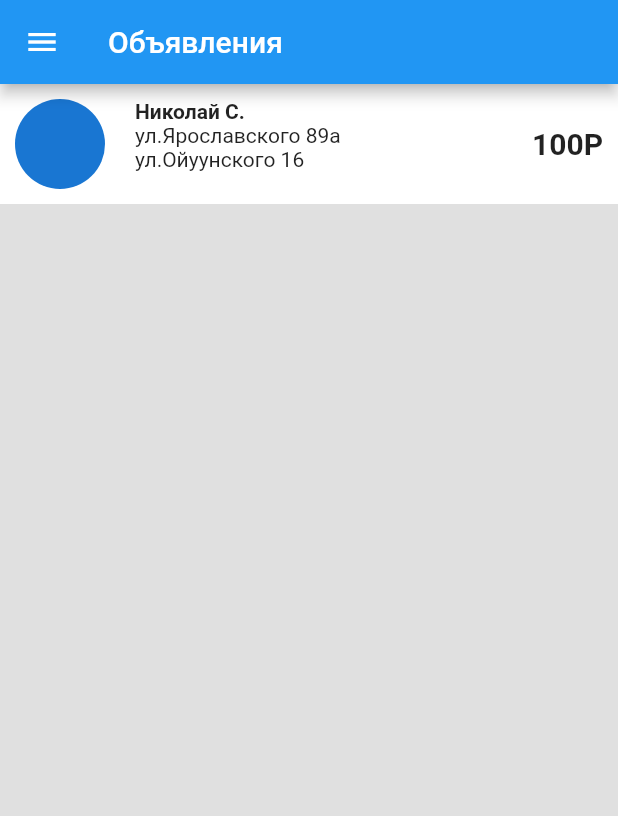
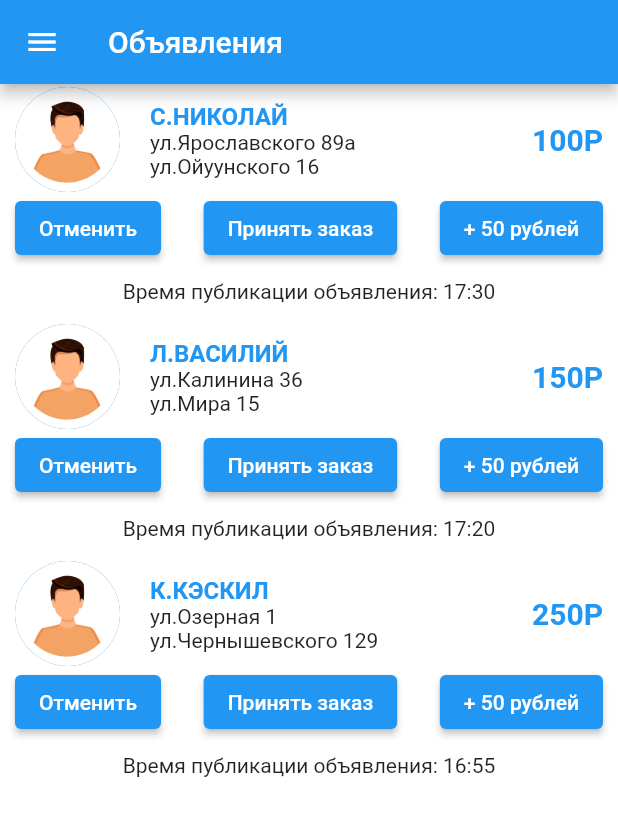
Before and after one commit to DCryptor/FreeRide, a Flutter app: the screen it shows after launch, on a phone screen of 412 x 824 dp. Shown: the top 816 px of the screen. Run offline on Flutter 3.47's test engine with Material 2 defaults, Android fonts, the phone set to English and light mode, and no system bars; missing offline and left inert: dart:ffi.

Commit message:
Fixed content page

```diff
--- a/lib/main.dart
+++ b/lib/main.dart
@@ -1,4 +1,5 @@
 import 'package:flutter/material.dart';
+import 'package:flutter/services.dart';
 import 'screens/auth.dart';
 import 'screens/register.dart';
 import 'screens/password_recovery.dart';
@@ -8,9 +9,10 @@ void main() => runApp(const MyApp());
 
 class MyApp extends StatelessWidget {
   const MyApp({super.key});
-
   @override
   Widget build(BuildContext context) {
+    SystemChrome. setPreferredOrientations([ DeviceOrientation. portraitUp,]);
+    SystemChrome.setEnabledSystemUIMode(SystemUiMode.immersiveSticky);
     return MaterialApp(
       title: 'Material App',
       home: ContentApp(),
--- a/lib/screens/auth.dart
+++ b/lib/screens/auth.dart
@@ -14,7 +14,7 @@ class AuthorizationApp extends StatelessWidget {
             width: 200,
             height: 200,
             child: Image(
-              image: AssetImage("logo.png"),
+              image: AssetImage("assets/logo.png"),
             ),
           ),
           Container(
--- a/lib/screens/content.dart
+++ b/lib/screens/content.dart
@@ -9,25 +9,34 @@ class ContentApp extends StatelessWidget {
   @override
   Widget build(BuildContext context) {
     return Scaffold(
-      backgroundColor: Colors.black12,
+      backgroundColor: Colors.white60,
       appBar: AppBar(
         leading: Icon(Icons.menu),
         title: Text("Объявления"),
       ),
       body: Column(children: [
         Container(
-            child: OrderSell(
-                "Николай С.", "ул.Ярославского 89а", "ул.Ойуунского 16", "100"))
+            child: OrderSell("assets/avatar.jpg",
+                "С.НИКОЛАЙ", "ул.Ярославского 89а", "ул.Ойуунского 16", "100","17:30")),
+        Container(
+            child: OrderSell("assets/avatar.jpg",
+                "Л.ВАСИЛИЙ", "ул.Калинина 36", "ул.Мира 15", "150","17:20")),
+        Container(
+            child: OrderSell("assets/avatar.jpg",
+                "К.КЭСКИЛ", "ул.Озерная 1", "ул.Чернышевского 129", "250","16:55")),
       ]),
     );
   }
 }
 
-Widget OrderSell(String name, String a, String b, String sell) {
+Widget OrderSell(String avatar,String name, String a, String b, String sell, String date) {
   return Container(
-    padding: EdgeInsets.symmetric(horizontal: 10),
+    margin: EdgeInsets.only(bottom: 2,top: 2,),
+    padding: EdgeInsets.only(left: 10,right: 10),
     color: Colors.white,
-    child: Row(
+    child: Column(
+      children: [
+        Row(
           mainAxisAlignment: MainAxisAlignment.spaceBetween,
           children: [
             Row(
@@ -36,9 +45,7 @@ Widget OrderSell(String name, String a, String b, String sell) {
               children: [
                 Container(
                   padding: EdgeInsets.only(right: 20),
-              height: 80,
-              width: 80,
-              child: CircleAvatar(),
+                  child: CircleAvatar(backgroundImage: AssetImage(avatar),radius: 35,),
                 ),
                 Column(
                   crossAxisAlignment: CrossAxisAlignment.start,
@@ -49,6 +56,8 @@ Widget OrderSell(String name, String a, String b, String sell) {
                         name,
                         style: TextStyle(
                           fontWeight: FontWeight.bold,
+                          fontSize: 16,
+                          color: Colors.blue,
                         ),
                       ),
                     ),
@@ -73,9 +82,24 @@ Widget OrderSell(String name, String a, String b, String sell) {
                 style: TextStyle(
                   fontWeight: FontWeight.bold,
                   fontSize: 20,
-              color: Colors.black87,
+                  color: Colors.blue,
                 ),
               ),
+            ),
+          ],
+        ),
+        Column(
+          children: [
+            Row(
+              mainAxisAlignment: MainAxisAlignment.spaceBetween,
+              children: [
+                Container(child: ElevatedButton(onPressed: (){},child: Text("Отменить"),),),
+                Container(child: ElevatedButton(onPressed: (){},child: Text("Принять заказ"),),),
+                Container(child: ElevatedButton(onPressed: (){},child: Text("+ 50 рублей"),),),
+              ],
+            ),
+            Container(padding: EdgeInsets.only(top: 10, bottom: 10,),child: Text("Время публикации объявления: " + date),)
+          ],
         )
       ],
     ),
--- a/lib/screens/password_recovery.dart
+++ b/lib/screens/password_recovery.dart
@@ -14,7 +14,7 @@ class PasswordRecoveryApp extends StatelessWidget {
             width: 200,
             height: 200,
             child: Image(
-              image: AssetImage("logo.png"),
+              image: AssetImage("assets/logo.png"),
             ),
           ),
           Container(
--- a/lib/screens/register.dart
+++ b/lib/screens/register.dart
@@ -13,7 +13,7 @@ class RegistrationApp extends StatelessWidget {
             width: 200,
             height: 200,
             child: Image(
-              image: AssetImage("logo.png"),
+              image: AssetImage("assets/logo.png"),
             ),
           ),
           Container(
```
Also changed, not shown: assets/White-Feather-PNG-Download-Image.png (added), assets/avatar.jpg (added), 1 other file. Lines whose indentation alone changed are shown as unchanged.
